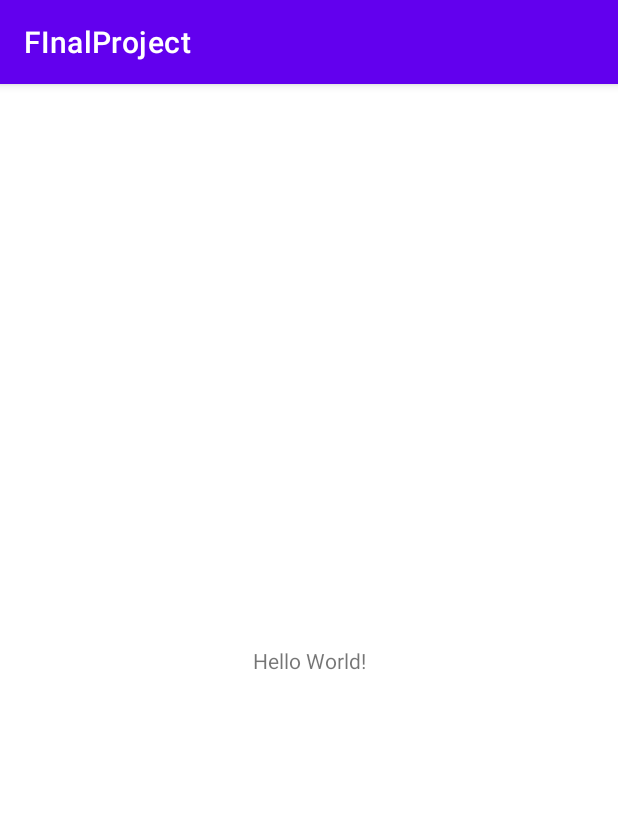
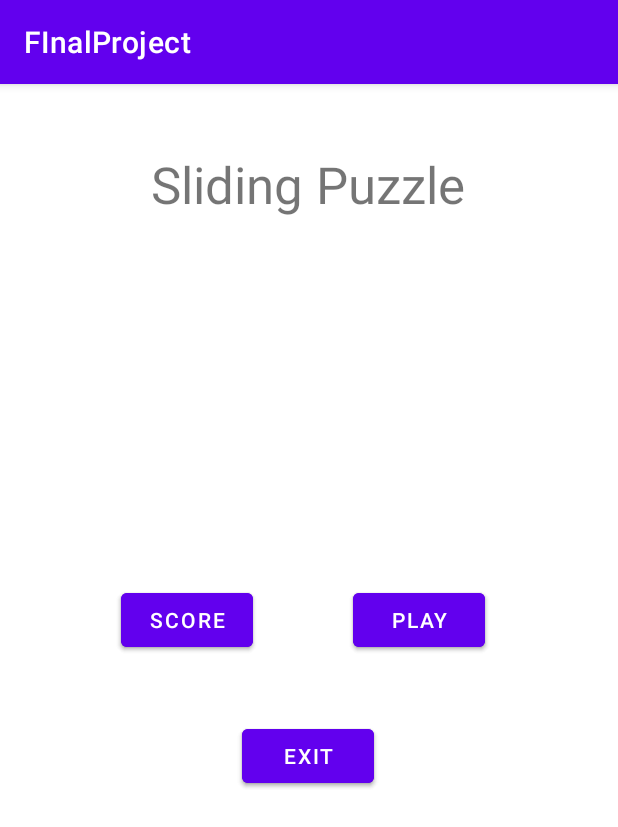
Before and after one commit to vladik120/Sliding-Puzzel, an Android app: the screen it shows after launch (MainActivity), on a phone screen of 412 x 824 dp. Shown: the top 827 px of the screen. Run offline under Robolectric (Android 15) with nearby library versions, the phone set to English and light mode, and no system bars.

Commit message:
add menu , difficulty , exit dialog

```diff
--- a/app/build.gradle
+++ b/app/build.gradle
@@ -32,6 +32,7 @@ dependencies {
     implementation 'androidx.appcompat:appcompat:1.4.0'
     implementation 'com.google.android.material:material:1.4.0'
     implementation 'androidx.constraintlayout:constraintlayout:2.1.2'
+    implementation 'androidx.legacy:legacy-support-v4:1.0.0'
     testImplementation 'junit:junit:4.+'
     androidTestImplementation 'androidx.test.ext:junit:1.1.3'
     androidTestImplementation 'androidx.test.espresso:espresso-core:3.4.0'
--- /dev/null
+++ b/app/src/main/java/com/example/finalproject/MenuFrag.java
@@ -0,0 +1,77 @@
+package com.example.finalproject;
+
+import android.content.Context;
+import android.os.Bundle;
+
+import androidx.annotation.NonNull;
+import androidx.annotation.Nullable;
+import androidx.fragment.app.Fragment;
+
+import android.view.LayoutInflater;
+import android.view.View;
+import android.view.ViewGroup;
+import android.widget.Button;
+
+
+public class MenuFrag extends Fragment {
+
+
+
+    Button Btn_Play;
+    Button Btn_Score;
+    Button Btn_Exit;
+    MenuFragListener listener;
+
+    @Override
+    public void onCreate(Bundle savedInstanceState) {
+        super.onCreate(savedInstanceState);
+
+    }
+
+    @Override
+    public View onCreateView(LayoutInflater inflater, ViewGroup container,
+                             Bundle savedInstanceState) {
+        // Inflate the layout for this fragment
+        return inflater.inflate(R.layout.fragment_menu, container, false);
+    }
+
+    @Override
+    public void onViewCreated(@NonNull View view, @Nullable Bundle savedInstanceState) {
+        Btn_Play = ((Button)view.findViewById(R.id.BTN_Play));;
+        Btn_Score = ((Button)view.findViewById(R.id.BTN_Score));;
+        Btn_Exit = ((Button)view.findViewById(R.id.BTN_Exit));;
+
+        Btn_Play.setOnClickListener(new Play());
+        Btn_Exit.setOnClickListener(new Exit());
+
+        super.onViewCreated(view, savedInstanceState);
+    }
+
+    @Override
+    public void onAttach(@NonNull Context context) {
+        try{
+            this.listener = (MenuFragListener)context;
+        }catch(ClassCastException e){
+            throw new ClassCastException("the class " +
+                    context.getClass().getName() +
+                    " must implements the interface 'MenuFragListener'");
+        }
+        super.onAttach(context);
+    }
+
+    private class Play implements View.OnClickListener {
+        public void onClick(View arg0) {
+            listener.setActionMenuFrag("Play");
+        }
+    }
+
+    private class Exit implements View.OnClickListener {
+        public void onClick(View arg0) {
+            listener.setActionMenuFrag("Exit");
+        }
+    }
+
+    public interface MenuFragListener{
+        public void setActionMenuFrag(String BTN);
+    }
+}
--- a/app/src/main/res/layout/activity_main.xml
+++ b/app/src/main/res/layout/activity_main.xml
@@ -7,12 +7,27 @@
     tools:context=".MainActivity">
 
     <TextView
+        android:id="@+id/textView2"
         android:layout_width="wrap_content"
         android:layout_height="wrap_content"
-        android:text="Hello World!"
+        android:text="@string/Game_Name"
+        android:textSize="34sp"
         app:layout_constraintBottom_toBottomOf="parent"
-        app:layout_constraintLeft_toLeftOf="parent"
-        app:layout_constraintRight_toRightOf="parent"
-        app:layout_constraintTop_toTopOf="parent" />
+        app:layout_constraintEnd_toEndOf="parent"
+        app:layout_constraintHorizontal_bias="0.497"
+        app:layout_constraintStart_toStartOf="parent"
+        app:layout_constraintTop_toTopOf="parent"
+        app:layout_constraintVertical_bias="0.061" />
 
+    <androidx.fragment.app.FragmentContainerView
+        android:id="@+id/MainFragCon"
+        android:name="com.example.finalproject.MenuFrag"
+        android:layout_width="350dp"
+        android:layout_height="570dp"
+        app:layout_constraintBottom_toBottomOf="parent"
+        app:layout_constraintEnd_toEndOf="parent"
+        app:layout_constraintHorizontal_bias="0.491"
+        app:layout_constraintStart_toStartOf="parent"
+        app:layout_constraintTop_toTopOf="parent"
+        app:layout_constraintVertical_bias="0.751" />
 </androidx.constraintlayout.widget.ConstraintLayout>
--- /dev/null
+++ b/app/src/main/res/layout/fragment_menu.xml
@@ -0,0 +1,45 @@
+<?xml version="1.0" encoding="utf-8"?>
+<androidx.constraintlayout.widget.ConstraintLayout xmlns:android="http://schemas.android.com/apk/res/android"
+    xmlns:app="http://schemas.android.com/apk/res-auto"
+    xmlns:tools="http://schemas.android.com/tools"
+    android:layout_width="match_parent"
+    android:layout_height="match_parent"
+    tools:context=".MenuFrag">
+
+    <Button
+        android:id="@+id/BTN_Score"
+        android:layout_width="wrap_content"
+        android:layout_height="wrap_content"
+        android:text="@string/BTN_Score"
+        app:layout_constraintBottom_toBottomOf="parent"
+        app:layout_constraintEnd_toEndOf="parent"
+        app:layout_constraintHorizontal_bias="0.191"
+        app:layout_constraintStart_toStartOf="parent"
+        app:layout_constraintTop_toTopOf="parent"
+        app:layout_constraintVertical_bias="0.354" />
+
+    <Button
+        android:id="@+id/BTN_Play"
+        android:layout_width="wrap_content"
+        android:layout_height="wrap_content"
+        android:text="@string/BTN_Play"
+        app:layout_constraintBottom_toBottomOf="parent"
+        app:layout_constraintEnd_toEndOf="parent"
+        app:layout_constraintHorizontal_bias="0.78"
+        app:layout_constraintStart_toStartOf="parent"
+        app:layout_constraintTop_toTopOf="parent"
+        app:layout_constraintVertical_bias="0.354" />
+
+    <Button
+        android:id="@+id/BTN_Exit"
+        android:layout_width="wrap_content"
+        android:layout_height="wrap_content"
+        android:text="@string/BTN_Exit"
+        app:layout_constraintBottom_toBottomOf="parent"
+        app:layout_constraintEnd_toEndOf="parent"
+        app:layout_constraintHorizontal_bias="0.498"
+        app:layout_constraintStart_toStartOf="parent"
+        app:layout_constraintTop_toTopOf="parent"
+        app:layout_constraintVertical_bias="0.528" />
+
+</androidx.constraintlayout.widget.ConstraintLayout>
--- a/app/src/main/res/values/strings.xml
+++ b/app/src/main/res/values/strings.xml
@@ -1,3 +1,13 @@
 <resources>
     <string name="app_name">FInalProject</string>
+    <string name="Game_Name">Sliding Puzzle</string>
+    <string name="BTN_Play">Play</string>
+    <string name="BTN_Exit">Exit</string>
+    <string name="BTN_Score">Score</string>
+    <string name="BTN_Easy">Easy</string>
+    <string name="BTN_Normal">Normal</string>
+    <string name="BTN_Hard">Hard</string>
+    <string name="BTN_Back_Dif">Back</string>
+    <!-- TODO: Remove or change this placeholder text -->
+    <string name="hello_blank_fragment">Hello blank fragment</string>
 </resources>
```
Also changed, not shown: app/src/main/java/com/example/finalproject/DifficultyFrag.java (added, +69 -0 lines), app/src/main/java/com/example/finalproject/ExitDialog.java (added, +52 -0 lines), app/src/main/java/com/example/finalproject/MainActivity.java (+76 -1 lines), app/src/main/res/layout/fragment_difficulty.xml (added, +56 -0 lines).
